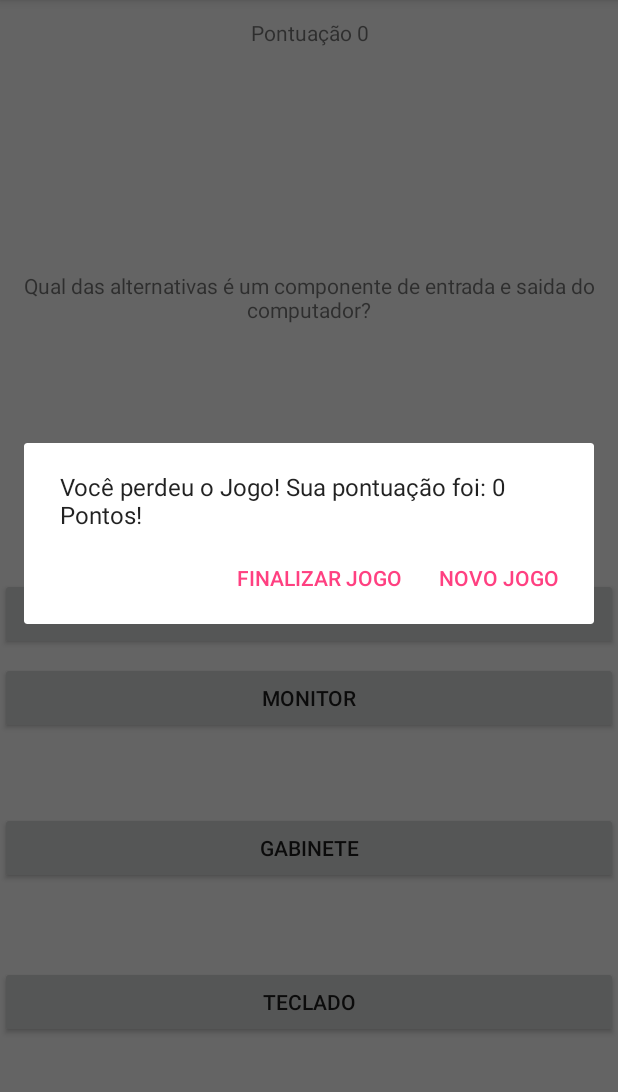
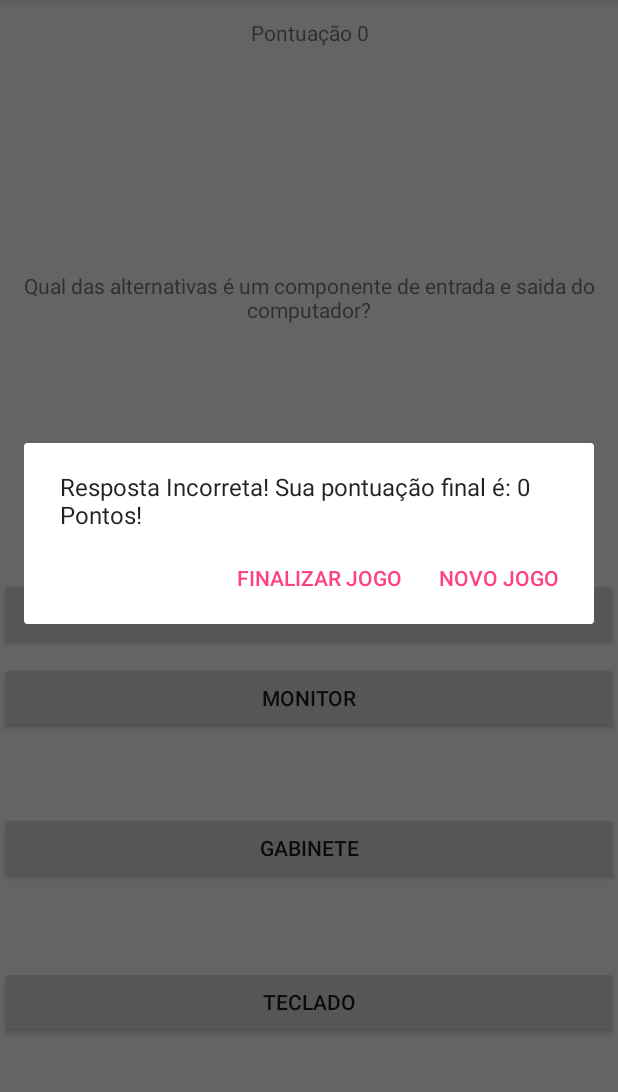
Before and after one commit to otnirodrigues/QuizLife, an Android app: the screen it shows after launch (MainActivity), after a tap on "TECLADO", on a phone screen of 412 x 824 dp, the part 84-1176 px from its top. Run offline under Robolectric (Android 15) with nearby library versions, the phone set to English and light mode, and no system bars.

Commit message:
Atualizando as menssagens

```diff
--- a/app/src/main/java/com/quiz/rodrigues/quizlife/MainActivity.java
+++ b/app/src/main/java/com/quiz/rodrigues/quizlife/MainActivity.java
@@ -52,7 +52,7 @@ public class MainActivity extends AppCompatActivity {
             public void onClick(View view) {
                 if (resposta1.getText() == nResposta){
                     nPontuacao++;
-                    pontuacao.setText("Pontuação" + nPontuacao);
+                    pontuacao.setText("Pontuação " + nPontuacao);
                     atualizarQuestoes(r.nextInt(nQuestoesLength));
 
                 }else gameOver();{
@@ -67,7 +67,7 @@ public class MainActivity extends AppCompatActivity {
             public void onClick(View view) {
                 if (resposta2.getText() == nResposta){
                     nPontuacao++;
-                    pontuacao.setText("Pontuação" + nPontuacao);
+                    pontuacao.setText("Pontuação " + nPontuacao);
                     atualizarQuestoes(r.nextInt(nQuestoesLength));
 
                 }else gameOver();{
@@ -81,7 +81,7 @@ public class MainActivity extends AppCompatActivity {
             public void onClick(View view) {
                 if (resposta3.getText() == nResposta){
                     nPontuacao++;
-                    pontuacao.setText("Pontuação" + nPontuacao);
+                    pontuacao.setText("Pontuação " + nPontuacao);
                     atualizarQuestoes(r.nextInt(nQuestoesLength));
 
                 }else gameOver();{
@@ -95,7 +95,7 @@ public class MainActivity extends AppCompatActivity {
             public void onClick(View view) {
                 if (resposta4.getText() == nResposta){
                     nPontuacao++;
-                    pontuacao.setText("Pontuação" + nPontuacao);
+                    pontuacao.setText("Pontuação " + nPontuacao);
                     atualizarQuestoes(r.nextInt(nQuestoesLength));
 
                 }else gameOver();{
@@ -118,7 +118,7 @@ public class MainActivity extends AppCompatActivity {
 
     private void gameOver(){
         AlertDialog.Builder alertDialogBuilder = new AlertDialog.Builder(MainActivity.this);
-        alertDialogBuilder.setMessage("Você perdeu o Jogo! Sua pontuação foi: " + nPontuacao + " Pontos!");
+        alertDialogBuilder.setMessage("Resposta Incorreta! Sua pontuação final é: " + nPontuacao + " Pontos!");
         alertDialogBuilder.setCancelable(false);
         alertDialogBuilder.setPositiveButton("Novo jogo",
                 new DialogInterface.OnClickListener() {
```
